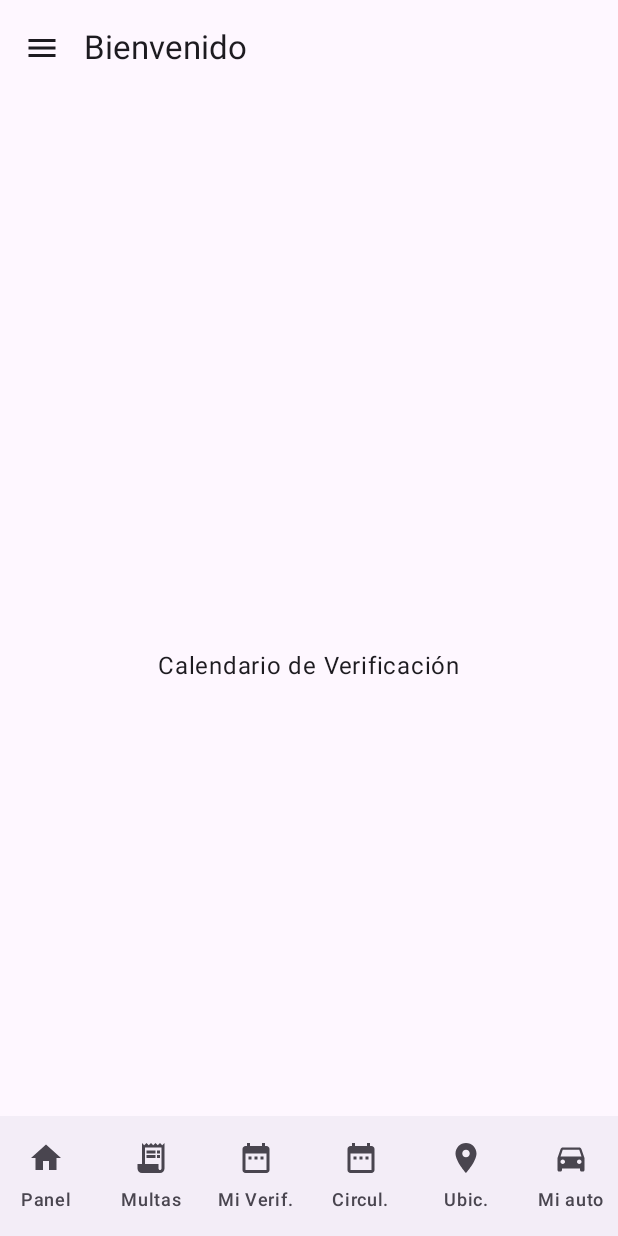
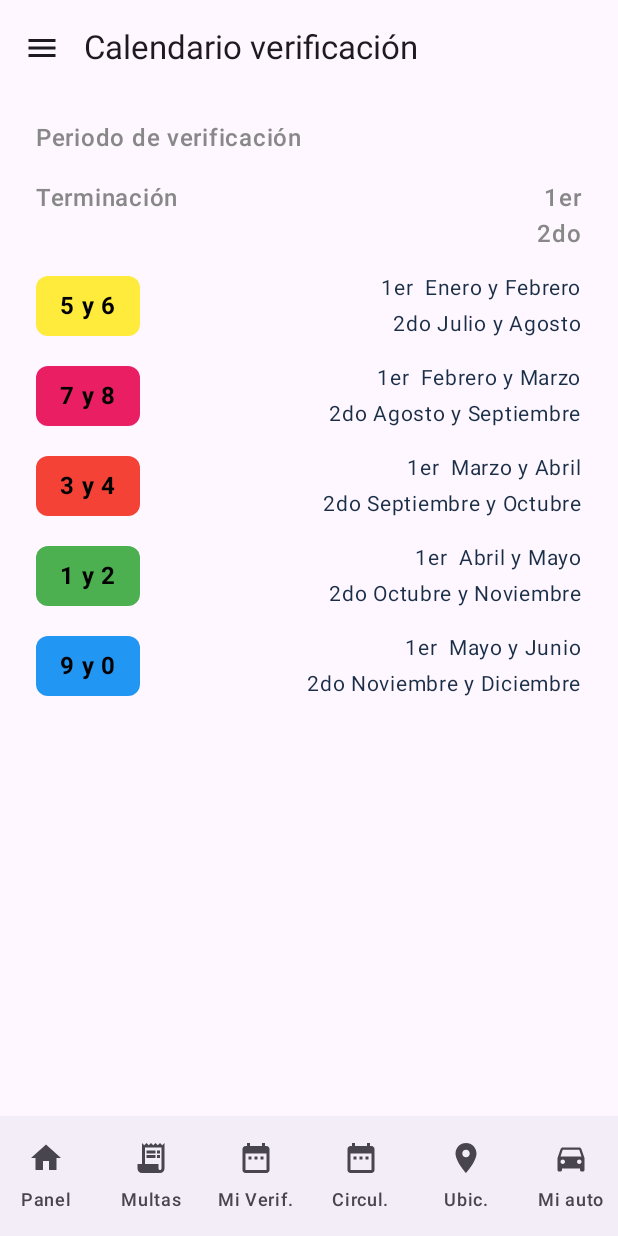
Before and after one commit to JimenaAce/AppMovilSIIVMEX, an Android app built with Jetpack Compose: the CalendarioVerificacionScreen screen opened through its navigation route, on a phone screen of 412 x 824 dp. Run offline under Robolectric (Android 15) with nearby library versions, the phone set to English and light mode, and no system bars.

```diff
--- a/app/src/main/java/com/example/appmovilsiivmex/ui/screens/CalendarioHoyNoCirculaScreen.kt
+++ b/app/src/main/java/com/example/appmovilsiivmex/ui/screens/CalendarioHoyNoCirculaScreen.kt
@@ -33,6 +33,11 @@ import androidx.compose.ui.unit.sp
 import androidx.navigation.NavController
 import com.example.appmovilsiivmex.navigation.MenuHamburguesa
 import com.example.appmovilsiivmex.ui.theme.ColorAzulOscuro
+import com.example.appmovilsiivmex.ui.theme.EngomadoAmarillo
+import com.example.appmovilsiivmex.ui.theme.EngomadoAzul
+import com.example.appmovilsiivmex.ui.theme.EngomadoRojo
+import com.example.appmovilsiivmex.ui.theme.EngomadoRosa
+import com.example.appmovilsiivmex.ui.theme.EngomadoVerde
 import kotlinx.coroutines.launch
 
 @OptIn(ExperimentalMaterial3Api::class)
@@ -131,11 +136,11 @@ fun CalendarioHoyNoCirculaScreen (navController: NavController) {
 @Composable
 fun ColumnaHoyNoCircula() {
     val filas = listOf(
-        Triple("5 y 6", Color(0xFFFFF176), "Lunes"),        // Amarillo
-        Triple("7 y 8", Color(0xFFF48FB1), "Martes"),       // Rosa
-        Triple("3 y 4", Color(0xFFE57373), "Miércoles"),    // Rojo
-        Triple("1 y 2", Color(0xFF81C784), "Jueves"),       // Verde
-        Triple("9 y 0", Color(0xFF64B5F6), "Viernes")       // Azul
+        Triple("5 y 6", EngomadoAmarillo, "Lunes"),        // Amarillo
+        Triple("7 y 8", EngomadoRosa, "Martes"),       // Rosa
+        Triple("3 y 4", EngomadoRojo, "Miércoles"),    // Rojo
+        Triple("1 y 2", EngomadoVerde, "Jueves"),       // Verde
+        Triple("9 y 0", EngomadoAzul, "Viernes")       // Azul
     )
 
     Column(verticalArrangement = Arrangement.spacedBy(8.dp)) {
--- a/app/src/main/java/com/example/appmovilsiivmex/ui/screens/CalendarioVerificacionScreen.kt
+++ b/app/src/main/java/com/example/appmovilsiivmex/ui/screens/CalendarioVerificacionScreen.kt
@@ -1,30 +1,32 @@
 package com.example.appmovilsiivmex.ui.screens
 
-import androidx.compose.foundation.layout.Box
-import androidx.compose.foundation.layout.fillMaxSize
-import androidx.compose.foundation.layout.padding
+import androidx.compose.foundation.background
+import androidx.compose.foundation.layout.*
+import androidx.compose.foundation.shape.RoundedCornerShape
 import androidx.compose.material.icons.Icons
 import androidx.compose.material.icons.filled.Menu
-import androidx.compose.material3.DrawerValue
-import androidx.compose.material3.ExperimentalMaterial3Api
-import androidx.compose.material3.Icon
-import androidx.compose.material3.IconButton
-import androidx.compose.material3.ModalNavigationDrawer
-import androidx.compose.material3.Scaffold
-import androidx.compose.material3.SmallTopAppBar
-import androidx.compose.material3.Text
-import androidx.compose.material3.rememberDrawerState
+import androidx.compose.material3.*
 import androidx.compose.runtime.Composable
 import androidx.compose.runtime.rememberCoroutineScope
 import androidx.compose.ui.Alignment
 import androidx.compose.ui.Modifier
+import androidx.compose.ui.graphics.Color
+import androidx.compose.ui.text.font.FontWeight
+import androidx.compose.ui.unit.dp
+import androidx.compose.ui.unit.sp
 import androidx.navigation.NavController
 import com.example.appmovilsiivmex.navigation.MenuHamburguesa
+import com.example.appmovilsiivmex.ui.theme.ColorAzulOscuro
+import com.example.appmovilsiivmex.ui.theme.EngomadoAmarillo
+import com.example.appmovilsiivmex.ui.theme.EngomadoAzul
+import com.example.appmovilsiivmex.ui.theme.EngomadoRojo
+import com.example.appmovilsiivmex.ui.theme.EngomadoRosa
+import com.example.appmovilsiivmex.ui.theme.EngomadoVerde
 import kotlinx.coroutines.launch
 
 @OptIn(ExperimentalMaterial3Api::class)
 @Composable
-fun CalendarioVerificacionScreen (navController: NavController) {
+fun CalendarioVerificacionScreen(navController: NavController) {
     val estadoDrawer = rememberDrawerState(initialValue = DrawerValue.Closed)
     val scope = rememberCoroutineScope()
 
@@ -42,7 +44,7 @@ fun CalendarioVerificacionScreen (navController: NavController) {
         Scaffold(
             topBar = {
                 SmallTopAppBar(
-                    title = { Text("Bienvenido") },
+                    title = { Text("Calendario verificación") },
                     navigationIcon = {
                         IconButton(onClick = {
                             scope.launch { estadoDrawer.open() }
@@ -53,14 +55,132 @@ fun CalendarioVerificacionScreen (navController: NavController) {
                 )
             }
         ) { padding ->
-            Box(
+            Column(
                 modifier = Modifier
                     .fillMaxSize()
-                    .padding(padding),
-                contentAlignment = Alignment.Center
+                    .padding(padding)
+                    .padding(horizontal = 24.dp, vertical = 16.dp),
+                verticalArrangement = Arrangement.spacedBy(16.dp)
             ) {
-                Text("Calendario de Verificación")
+                Text(
+                    text = "Periodo de verificación",
+                    fontWeight = FontWeight.SemiBold,
+                    color = Color.Gray
+                )
+
+                ColumnaCalendarioVerificacion()
             }
         }
     }
 }
+
+@Composable
+fun ColumnaCalendarioVerificacion() {
+    val filas = listOf(
+        EngomadoVerificacion("5 y 6", EngomadoAmarillo, "Enero y Febrero", "Julio y Agosto"),
+        EngomadoVerificacion("7 y 8", EngomadoRosa, "Febrero y Marzo", "Agosto y Septiembre"),
+        EngomadoVerificacion("3 y 4", EngomadoRojo, "Marzo y Abril", "Septiembre y Octubre"),
+        EngomadoVerificacion("1 y 2", EngomadoVerde, "Abril y Mayo", "Octubre y Noviembre"),
+        EngomadoVerificacion("9 y 0", EngomadoAzul, "Mayo y Junio", "Noviembre y Diciembre")
+    )
+
+    Column(verticalArrangement = Arrangement.spacedBy(12.dp)) {
+        FilaTextoVerificacion(
+            titulo = "Terminación",
+            periodo1 = "1er",
+            periodo2 = "2do",
+            esEncabezado = true
+        )
+
+        filas.forEach { fila ->
+            FilaColorVerificacion(
+                terminacion = fila.terminacion,
+                colorFondo = fila.color,
+                periodo1 = fila.periodo1,
+                periodo2 = fila.periodo2
+            )
+        }
+    }
+}
+
+@Composable
+fun FilaColorVerificacion(
+    terminacion: String,
+    colorFondo: Color,
+    periodo1: String,
+    periodo2: String
+) {
+    Row(
+        modifier = Modifier.fillMaxWidth(),
+        horizontalArrangement = Arrangement.SpaceBetween,
+        verticalAlignment = Alignment.CenterVertically
+    ) {
+        Box(
+            modifier = Modifier
+                .background(colorFondo, shape = RoundedCornerShape(8.dp))
+                .padding(horizontal = 16.dp, vertical = 8.dp)
+        ) {
+            Text(
+                text = terminacion,
+                color = Color.Black,
+                fontWeight = FontWeight.Bold,
+                fontSize = 16.sp
+            )
+        }
+
+        Column(horizontalAlignment = Alignment.End) {
+            Text(
+                text = "1er  $periodo1",
+                color = ColorAzulOscuro,
+                fontSize = 14.sp
+            )
+            Text(
+                text = "2do $periodo2",
+                color = ColorAzulOscuro,
+                fontSize = 14.sp
+            )
+        }
+    }
+}
+@Composable
+fun FilaTextoVerificacion(
+    titulo: String,
+    periodo1: String,
+    periodo2: String,
+    esEncabezado: Boolean = false
+) {
+    Row(
+        modifier = Modifier.fillMaxWidth(),
+        horizontalArrangement = Arrangement.SpaceBetween
+    ) {
+        Text(
+            text = titulo,
+            fontWeight = if (esEncabezado) FontWeight.SemiBold else FontWeight.Normal,
+            color = if (esEncabezado) Color.Gray else Color.Black
+        )
+        Column(horizontalAlignment = Alignment.End) {
+            Text(
+                text = periodo1,
+                fontWeight = if (esEncabezado) FontWeight.SemiBold else FontWeight.Normal,
+                color = if (esEncabezado) Color.Gray else Color.Black
+            )
+           Text(
+               text = periodo2,
+               fontWeight = FontWeight.SemiBold,
+               color = if (esEncabezado) Color.Gray else Color.Black
+           )
+        }
+    }
+}
+/*
+Text(
+fontWeight = if (esEncabezado) FontWeight.SemiBold else Color.Black,
+)*/
+
+
+data class EngomadoVerificacion(
+    val terminacion: String,
+    val color: Color,
+    val periodo1: String,
+    val periodo2: String
+)
--- a/app/src/main/java/com/example/appmovilsiivmex/ui/theme/Color.kt
+++ b/app/src/main/java/com/example/appmovilsiivmex/ui/theme/Color.kt
@@ -8,3 +8,10 @@ val ColorRosa = Color(0xFFFF80C0)
 val ColorFondoTarjeta = Color(0xFFF6F6F6)
 val ColorGrisTexto = Color(0xFF808080)
 val ColorChipInactivo = Color(0xFFE0E0E0)
+
+// Colores de engomado
+val EngomadoAmarillo = Color(0xFFFFEB3B)
+val EngomadoRosa = Color(0xFFE91E63)
+val EngomadoRojo = Color(0xFFF44336)
+val EngomadoVerde = Color(0xFF4CAF50)
+val EngomadoAzul = Color(0xFF2196F3)
```
